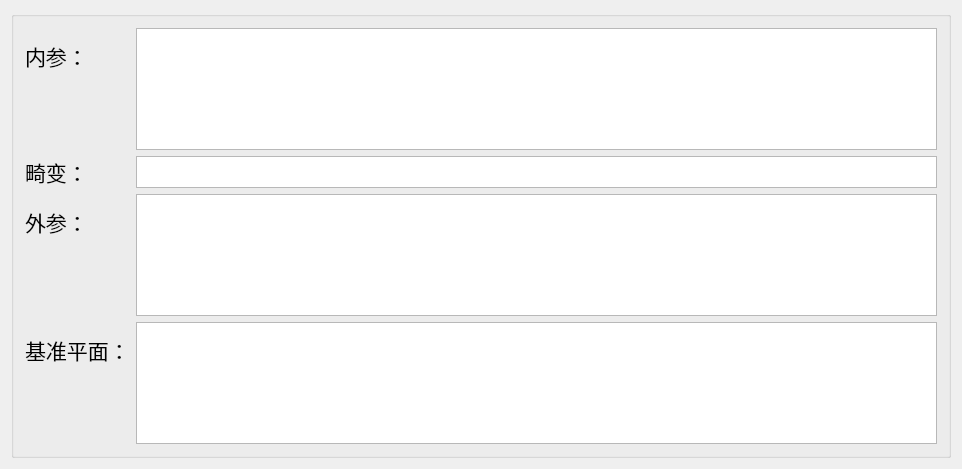
Old version of the form gui/calibration_param_gui.ui in the repository Open3DV/OpenCam3D.
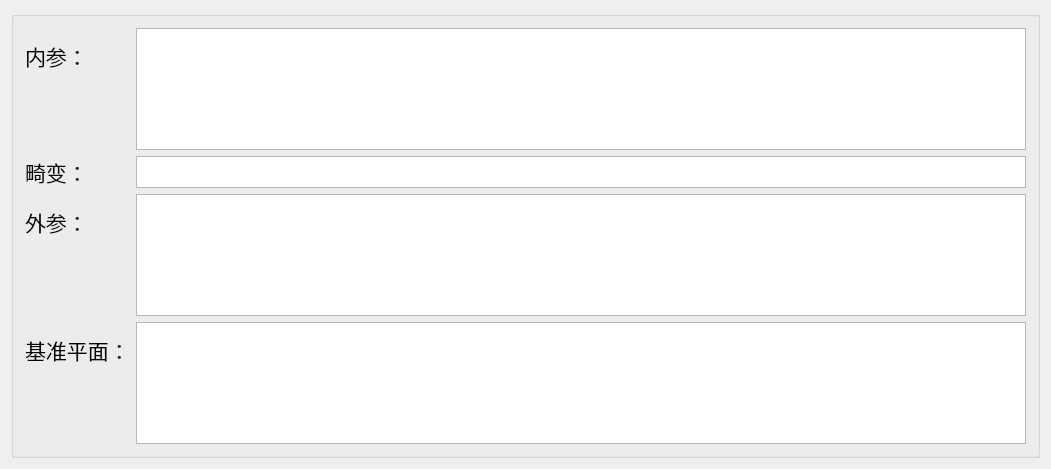
New version of the form.

Patch:
```diff
--- a/gui/calibration_param_gui.ui
+++ b/gui/calibration_param_gui.ui
@@ -6,7 +6,7 @@
    <rect>
     <x>0</x>
     <y>0</y>
-    <width>962</width>
+    <width>1051</width>
     <height>469</height>
    </rect>
   </property>
```
